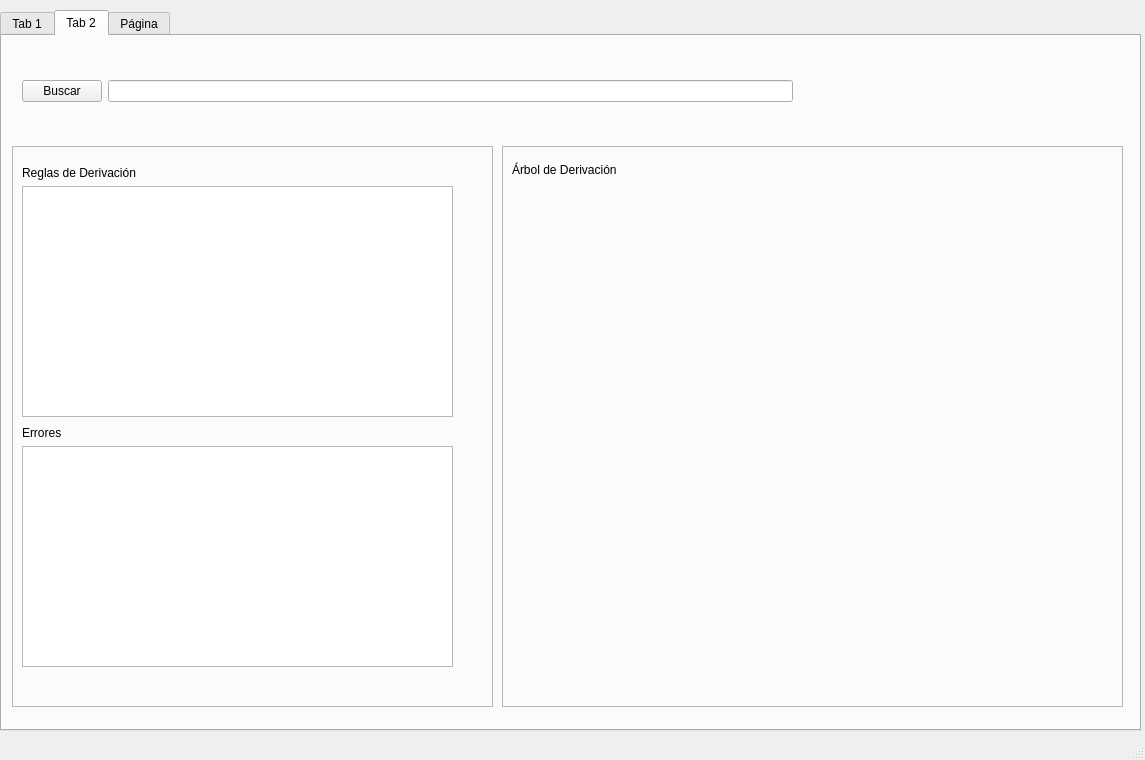
Before: the Qt Designer form views/compiler.ui in DanielSajvin/primera_fase_compilador, drawn with Qt 5.
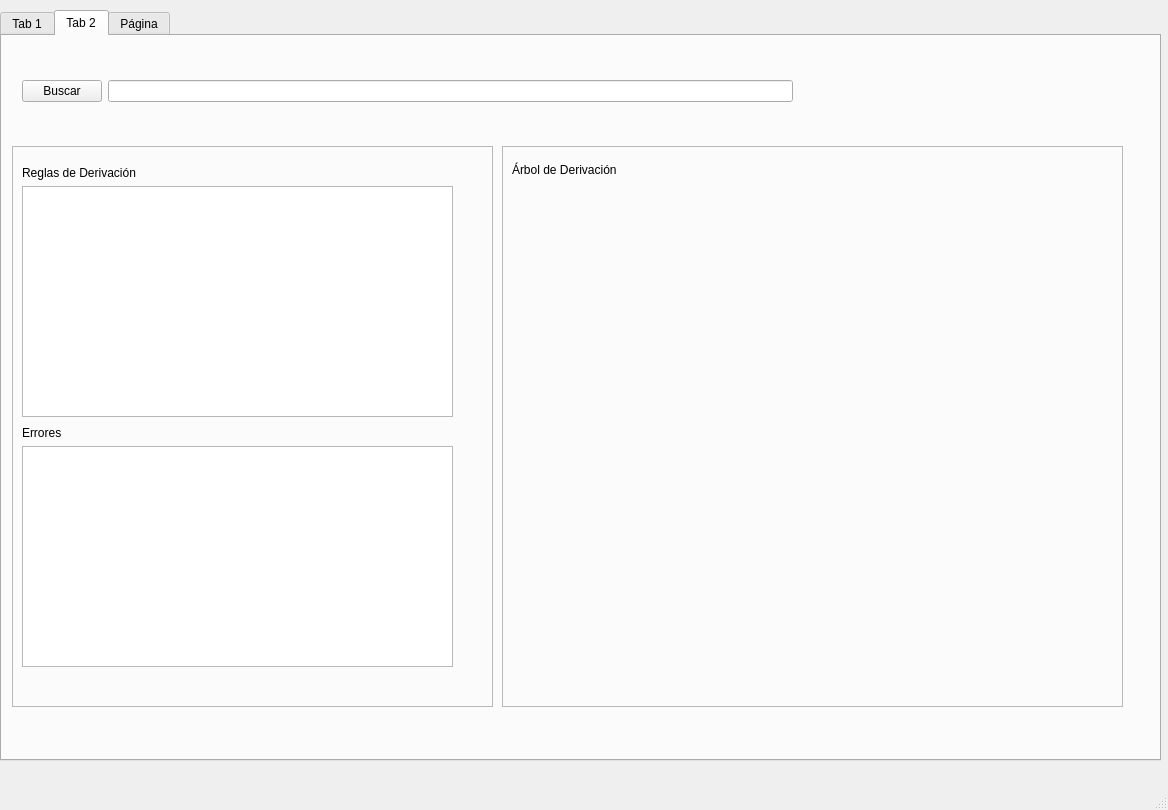
After: the same form once the commit is applied.

What changed in the file:
```diff
--- a/views/compiler.ui
+++ b/views/compiler.ui
@@ -6,8 +6,8 @@
    <rect>
     <x>0</x>
     <y>0</y>
-    <width>1145</width>
-    <height>760</height>
+    <width>1168</width>
+    <height>810</height>
    </rect>
   </property>
   <property name="windowTitle">
@@ -19,8 +19,8 @@
      <rect>
       <x>0</x>
       <y>10</y>
-      <width>1141</width>
-      <height>721</height>
+      <width>1161</width>
+      <height>751</height>
      </rect>
     </property>
     <property name="currentIndex">
```
Left out of the diff: 13 changed lines with no effect on the pictures.
